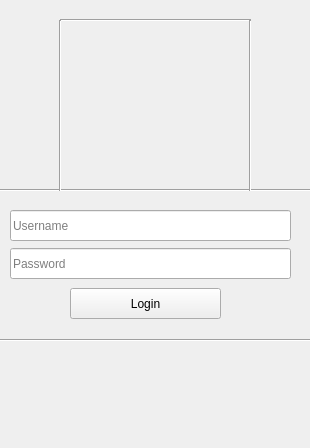
The window that windows/login.ui (sensehawk/qgis_plugin) describes before a commit, drawn with Qt 5.
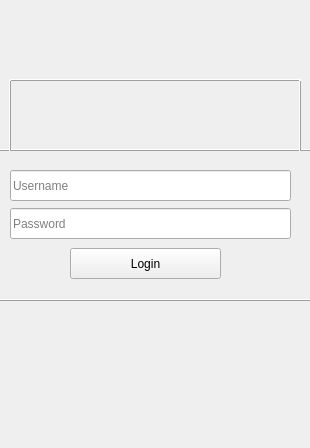
The same window after the commit. Custom widgets are drawn as their Qt base class.

```diff
--- a/windows/login.ui
+++ b/windows/login.ui
@@ -29,7 +29,7 @@
    <property name="geometry">
     <rect>
      <x>10</x>
-     <y>248</y>
+     <y>208</y>
      <width>281</width>
      <height>31</height>
     </rect>
@@ -54,7 +54,7 @@
    <property name="geometry">
     <rect>
      <x>70</x>
-     <y>288</y>
+     <y>248</y>
      <width>151</width>
      <height>31</height>
     </rect>
@@ -79,7 +79,7 @@
    <property name="geometry">
     <rect>
      <x>10</x>
-     <y>210</y>
+     <y>170</y>
      <width>281</width>
      <height>31</height>
     </rect>
@@ -109,10 +109,10 @@
   <widget class="QWidget" name="verticalLayoutWidget">
    <property name="geometry">
     <rect>
-     <x>80</x>
-     <y>40</y>
-     <width>151</width>
-     <height>131</height>
+     <x>20</x>
+     <y>90</y>
+     <width>271</width>
+     <height>51</height>
     </rect>
    </property>
    <layout class="QVBoxLayout" name="layout"/>
@@ -120,12 +120,15 @@
   <widget class="Line" name="line_3">
    <property name="geometry">
     <rect>
-     <x>60</x>
-     <y>10</y>
-     <width>191</width>
+     <x>10</x>
+     <y>70</y>
+     <width>291</width>
      <height>20</height>
     </rect>
    </property>
+   <property name="frameShadow">
+    <enum>QFrame::Raised</enum>
+   </property>
    <property name="orientation">
     <enum>Qt::Horizontal</enum>
    </property>
@@ -134,11 +137,14 @@
    <property name="geometry">
     <rect>
      <x>0</x>
-     <y>180</y>
+     <y>140</y>
      <width>311</width>
      <height>20</height>
     </rect>
    </property>
+   <property name="frameShadow">
+    <enum>QFrame::Raised</enum>
+   </property>
    <property name="orientation">
     <enum>Qt::Horizontal</enum>
    </property>
@@ -147,11 +153,14 @@
    <property name="geometry">
     <rect>
      <x>0</x>
-     <y>330</y>
+     <y>290</y>
      <width>311</width>
      <height>20</height>
     </rect>
    </property>
+   <property name="frameShadow">
+    <enum>QFrame::Raised</enum>
+   </property>
    <property name="orientation">
     <enum>Qt::Horizontal</enum>
    </property>
@@ -159,12 +168,15 @@
   <widget class="Line" name="line">
    <property name="geometry">
     <rect>
-     <x>50</x>
-     <y>20</y>
+     <x>0</x>
+     <y>80</y>
      <width>21</width>
-     <height>171</height>
+     <height>71</height>
     </rect>
    </property>
+   <property name="frameShadow">
+    <enum>QFrame::Raised</enum>
+   </property>
    <property name="orientation">
     <enum>Qt::Vertical</enum>
    </property>
@@ -172,12 +184,15 @@
   <widget class="Line" name="line_2">
    <property name="geometry">
     <rect>
-     <x>240</x>
-     <y>20</y>
+     <x>290</x>
+     <y>80</y>
      <width>21</width>
-     <height>171</height>
+     <height>71</height>
     </rect>
    </property>
+   <property name="frameShadow">
+    <enum>QFrame::Raised</enum>
+   </property>
    <property name="orientation">
     <enum>Qt::Vertical</enum>
    </property>
```
